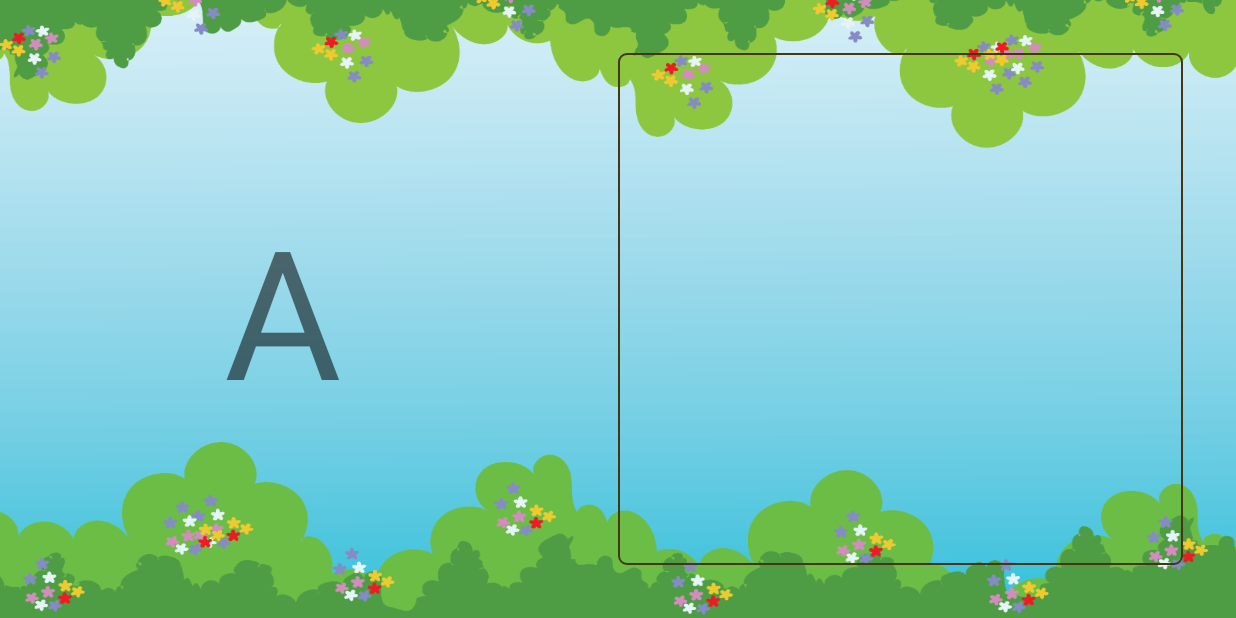
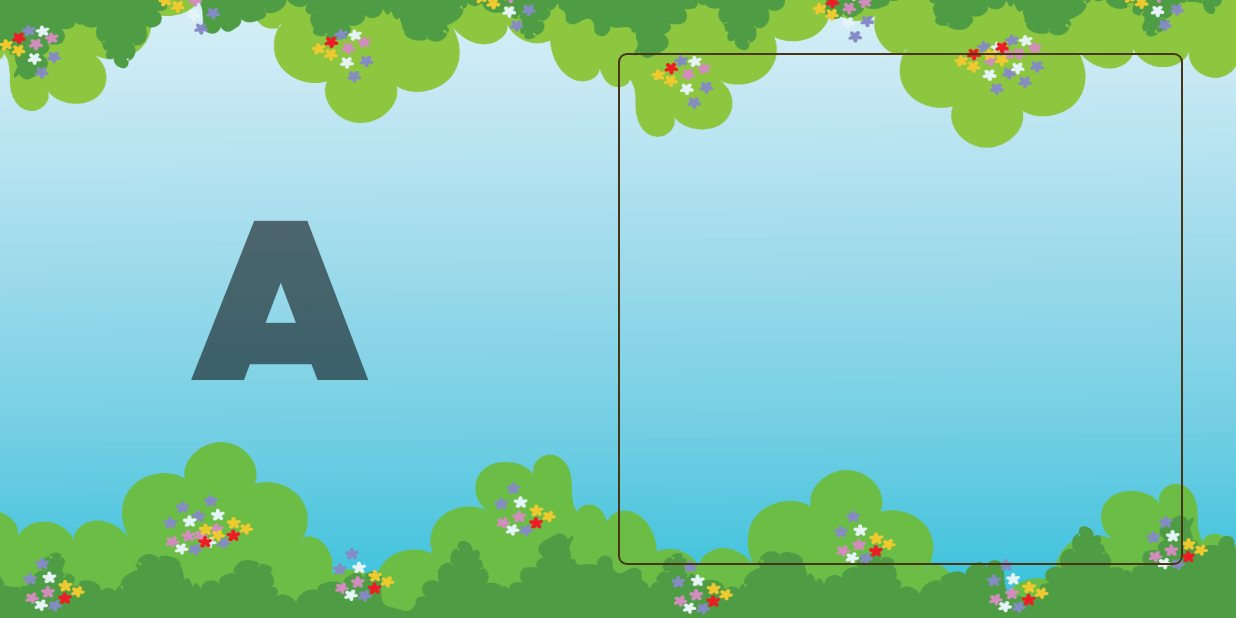
Before and after one commit to shankarpilli/Alphabet, an Android app: the MainActivity screen opened directly, with no data from a screen before it, on a phone screen of 824 x 412 dp (held sideways). Run offline under Robolectric (Android 15) with nearby library versions, the phone set to English and light mode, and no system bars; Roboto replaces fonts that are not available here.

Commit message:
Added some code

```diff
--- a/app/src/main/java/com/lkgapps/alphabet/DrawingView.java
+++ b/app/src/main/java/com/lkgapps/alphabet/DrawingView.java
@@ -4,6 +4,7 @@ import android.content.Context;
 import android.graphics.Bitmap;
 import android.graphics.Canvas;
 import android.graphics.Color;
+import android.graphics.DashPathEffect;
 import android.graphics.Paint;
 import android.graphics.Path;
 import android.view.MotionEvent;
@@ -30,6 +31,7 @@ public class DrawingView extends View {
         mPaint.setDither(true);
         mPaint.setColor(0xFFFF0000);
         mPaint.setStyle(Paint.Style.STROKE);
+        //mPaint.setPathEffect(new DashPathEffect(new float[] {10,20}, 0));
         mPaint.setStrokeJoin(Paint.Join.ROUND);
         mPaint.setStrokeCap(Paint.Cap.ROUND);
         mPaint.setStrokeWidth(20);
--- a/app/src/main/java/com/lkgapps/alphabet/MainActivity.java
+++ b/app/src/main/java/com/lkgapps/alphabet/MainActivity.java
@@ -3,16 +3,20 @@ package com.lkgapps.alphabet;
 import android.app.Activity;
 import android.os.Bundle;
 import android.widget.LinearLayout;
+import android.widget.TextView;
 
 public class MainActivity extends Activity {
 
     private LinearLayout linearLayout;
+    private TextView tv_letter;
 
     @Override
     protected void onCreate(Bundle savedInstanceState) {
         super.onCreate(savedInstanceState);
         setContentView(R.layout.activity_main);
         linearLayout = findViewById(R.id.ll_layout);
+        tv_letter = findViewById(R.id.tv_letter);
+        tv_letter.setTypeface(Utility.setTypeDeathStar(this));
 
         DrawingView mDrawingView = new DrawingView(this);
         LinearLayout mDrawingPad = findViewById(R.id.view_drawing_pad);
--- a/app/src/main/java/com/lkgapps/alphabet/Utility.java
+++ b/app/src/main/java/com/lkgapps/alphabet/Utility.java
@@ -13,4 +13,8 @@ public class Utility {
     public static Typeface setTypeCAMBRIAB(Context context) {
         return Typeface.createFromAsset(context.getAssets(), "CAMBRIAB.TTF");
     }
+
+    public static Typeface setTypeDeathStar(Context context) {
+        return Typeface.createFromAsset(context.getAssets(), "Death Star.otf");
+    }
 }
--- a/app/src/main/res/layout/activity_main.xml
+++ b/app/src/main/res/layout/activity_main.xml
@@ -7,12 +7,13 @@
     android:background="@drawable/splash_bg">
 
     <TextView
+        android:id="@+id/tv_letter"
         android:layout_width="0dp"
         android:layout_height="match_parent"
         android:layout_weight="1"
         android:gravity="center"
-        android:text="A"
-        android:textSize="120sp"
+        android:text="@string/a"
+        android:textSize="150sp"
         app:layout_constraintBottom_toBottomOf="parent"
         app:layout_constraintLeft_toLeftOf="parent"
         app:layout_constraintRight_toRightOf="parent"
--- a/app/src/main/res/values/strings.xml
+++ b/app/src/main/res/values/strings.xml
@@ -1,4 +1,5 @@
 <resources>
     <string name="app_name">Alphabet</string>
+    <string name="a">A</string>
     <string name="copyrights">Copyright © Varnakaar Creative Studio 2017 \n All Rights Reserved</string>
 </resources>
```
Also changed, not shown: app/src/main/assets/Death Star.otf (added).
